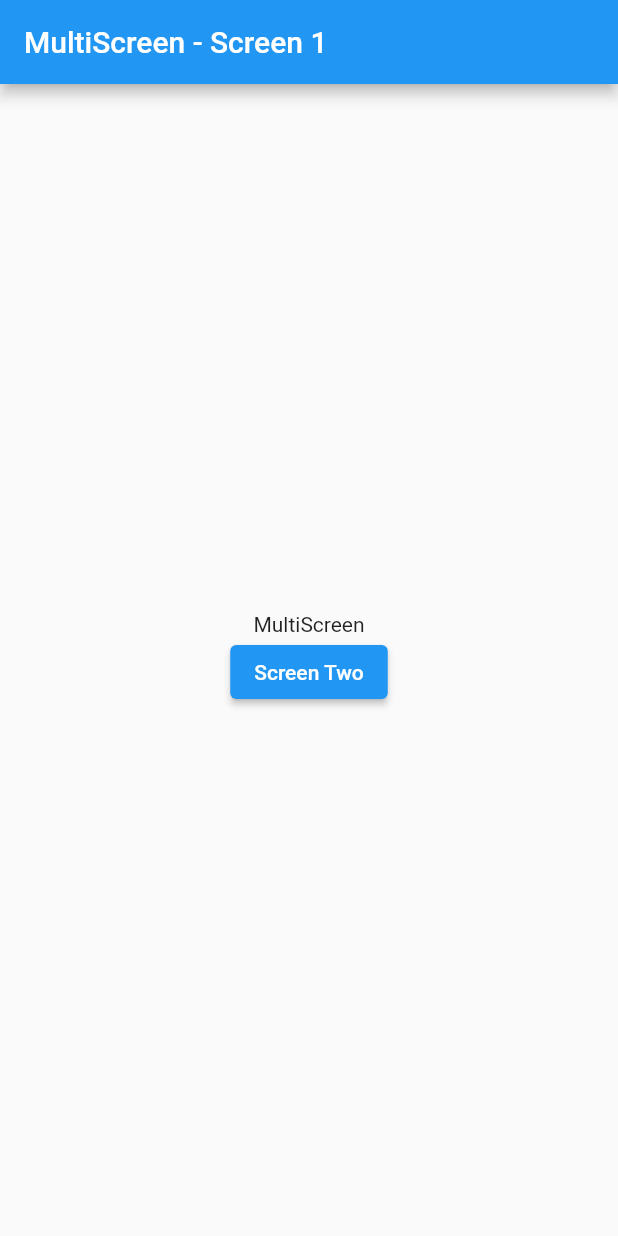
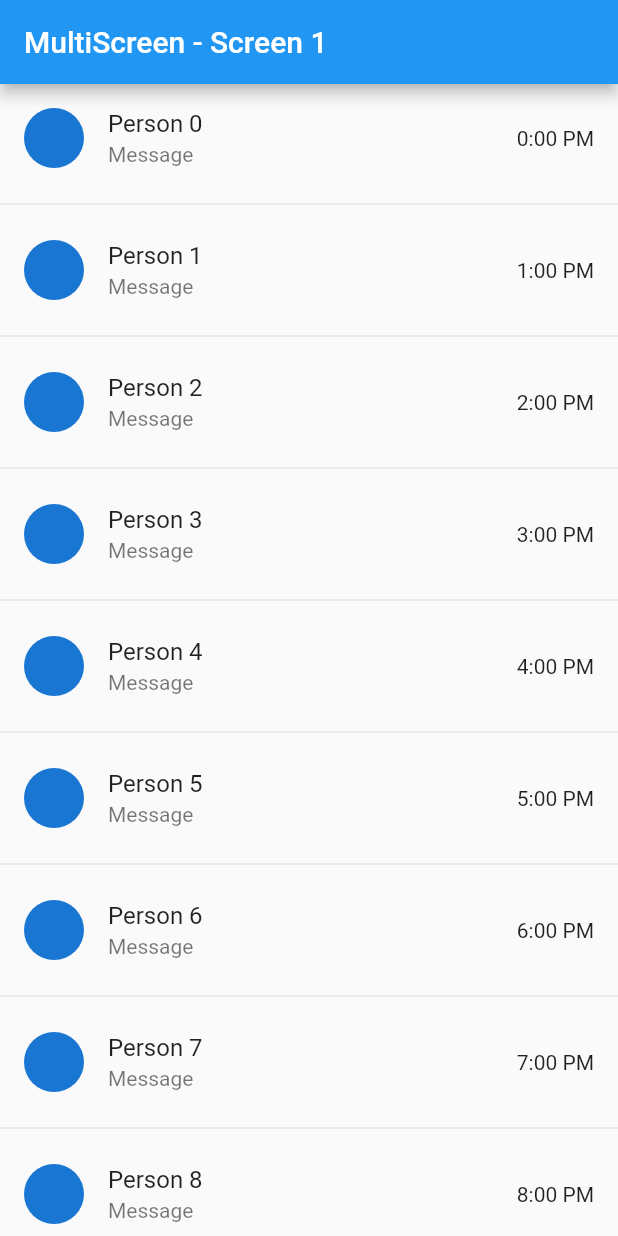
Before and after one commit to j3rinpaul/flutter_new, a Flutter app: the screen it shows after launch, on a phone screen of 412 x 824 dp. Run offline on Flutter 3.47's test engine with Material 2 defaults, Android fonts, the phone set to English and light mode, and no system bars.

Commit message:
onTap navigator completed

```diff
--- a/lib/main.dart
+++ b/lib/main.dart
@@ -16,14 +16,14 @@ class Myapp extends StatelessWidget {
       //by setting the routes we can reduce the routing code to one line
       // we declare the routes in the main file and use pushNamed funtion to push into the named route
 
-      routes: { //routes is a class that is just like the hashmap
-        'screen_1': (ctx) { //name of screen as key: a context function that returns a screen
-          return ScreenOne();
-        },
-        'screen_2': (context) {
-          return Screentwo();
-        }
-      },
+      // routes: { //routes is a class that is just like the hashmap
+      //   'screen_1': (ctx) { //name of screen as key: a context function that returns a screen
+      //     return ScreenOne();
+      //   },
+      //   'screen_2': (context) {
+      //     return Screentwo();
+      //   }
+      // },
     );
   }
 }
--- a/lib/screen_one.dart
+++ b/lib/screen_one.dart
@@ -11,28 +11,27 @@ class ScreenOne extends StatelessWidget {
         title: Text("MultiScreen - Screen 1"),
       ),
       body: SafeArea(
-          child: Center(
-        child: Column(
-          mainAxisAlignment: MainAxisAlignment.center,
-          children: [
-            Text("MultiScreen"),
-            ElevatedButton(
-                onPressed: () {
-                  //navigator is a stack and the home page is initally pushed into the stack
-                  //we push the second page on top of the stack
-                  //   Navigator.of(context).push(
-                  //     //as we are using the material ui we use materialpageroute
-                  //     //if it was ios then the ios route will be used
-                  //     MaterialPageRoute(builder: (ctx) {
-                  //       return Screentwo();
-                  //   })
-                  // );
-                  Navigator.of(context).pushNamed('screen_2');
-                },
-                child: Text("Screen Two"))
-          ],
-        ),
-      )),
+          child: ListView.separated(
+              itemBuilder: (ctx, index) {
+                return ListTile(
+                  title: Text("Person $index"),
+                  subtitle: Text("Message"),
+                  leading: CircleAvatar(),
+                  trailing: Text("$index:00 PM"),
+
+                  onTap: () { //onTap widget is used to route to another page on tap on the listtile
+                    Navigator.of(context)
+                        .push(MaterialPageRoute(builder: (ctx) {
+                      return Screentwo(name: "Person $index");
+                    }));
+                  },
+
+                );
+              },
+              separatorBuilder: ((context, index) {
+                return Divider();
+              }),
+              itemCount: 50)),
     );
   }
 }
```
Also changed, not shown: lib/screen_two.dart (+9 -6 lines).
